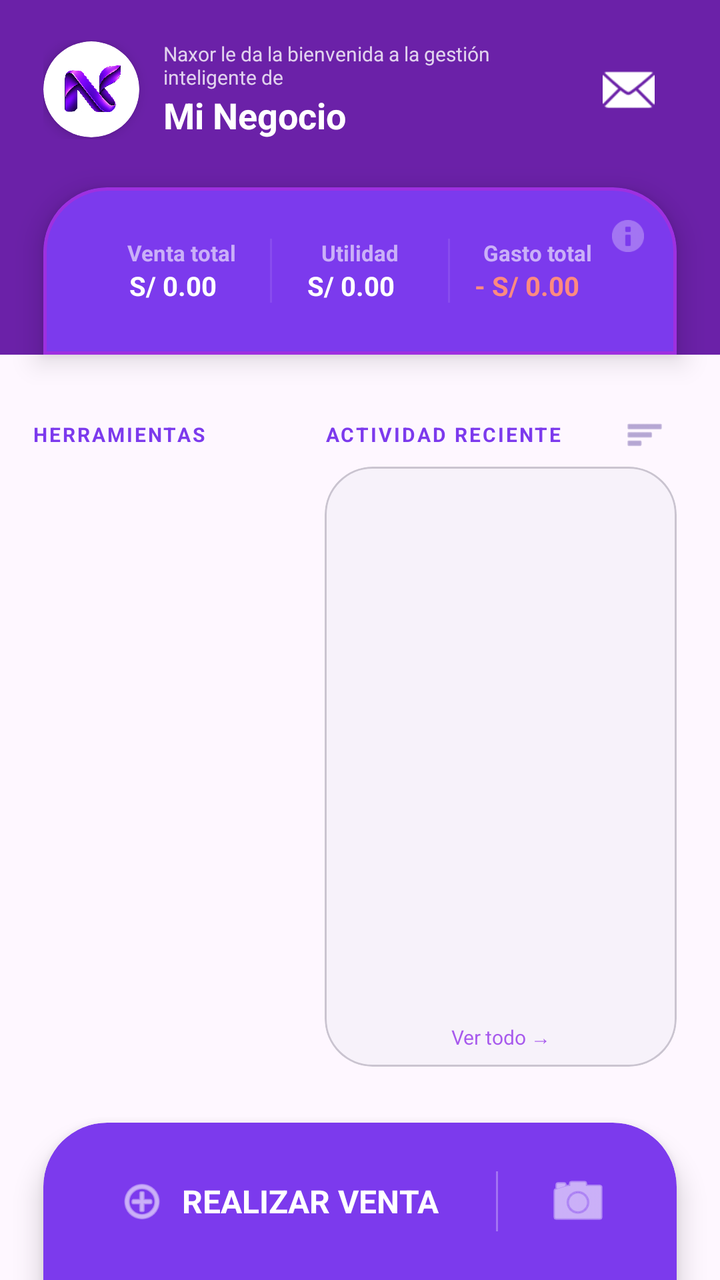
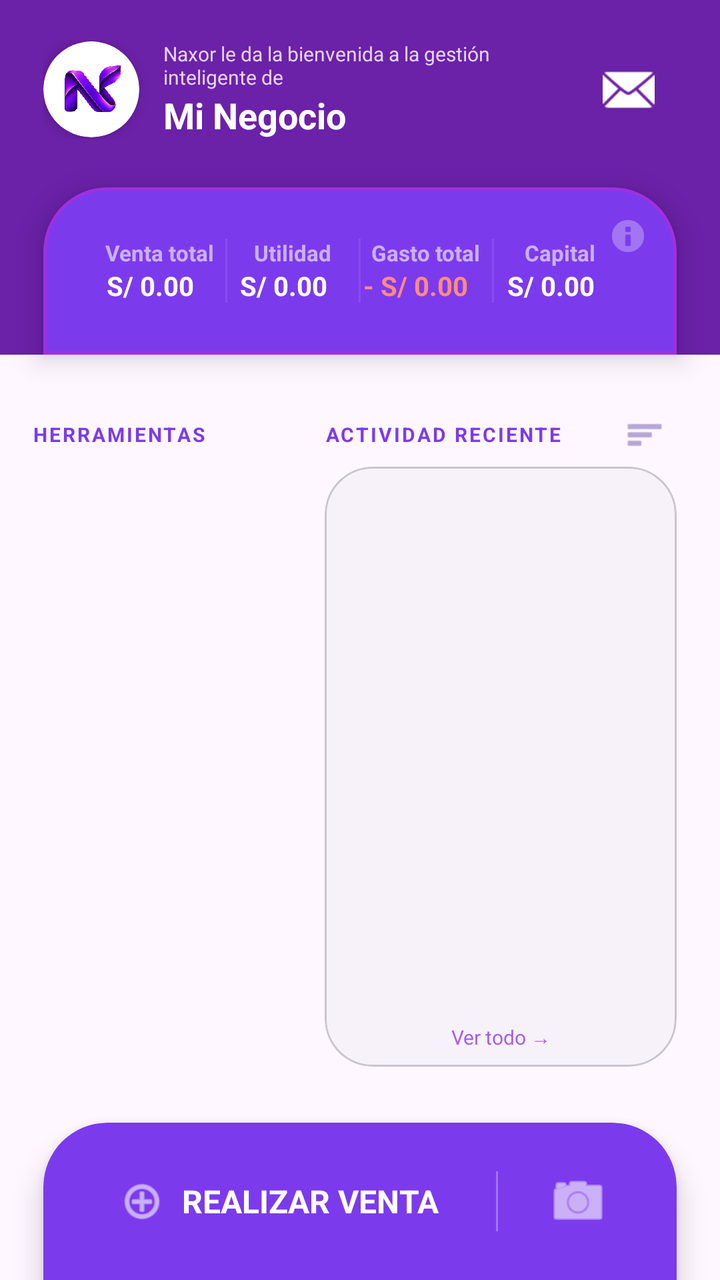

An Android layout rendered at two revisions. The XML below is the earlier revision; the diff shows what the commit changed to produce the second picture.
<!-- AndroidManifest.xml: application theme Theme.Naxor -->
<!-- res/layout/fragment_home.xml -->
<?xml version="1.0" encoding="utf-8"?>
<androidx.constraintlayout.widget.ConstraintLayout xmlns:android="http://schemas.android.com/apk/res/android"
    xmlns:app="http://schemas.android.com/apk/res-auto"
    android:layout_width="match_parent"
    android:layout_height="match_parent"
    android:background="?attr/colorSurface">

    <androidx.constraintlayout.widget.Guideline
        android:id="@+id/guidelineLeftRoot"
        android:layout_width="wrap_content"
        android:layout_height="wrap_content"
        android:orientation="vertical"
        app:layout_constraintGuide_percent="0.06" />

    <androidx.constraintlayout.widget.Guideline
        android:id="@+id/guidelineRightRoot"
        android:layout_width="wrap_content"
        android:layout_height="wrap_content"
        android:orientation="vertical"
        app:layout_constraintGuide_percent="0.94" />

    
    <androidx.core.widget.NestedScrollView
        android:id="@+id/scrollMainContent"
        android:layout_width="match_parent"
        android:layout_height="0dp"
        android:fillViewport="true"
        app:layout_constraintTop_toTopOf="parent"
        app:layout_constraintBottom_toTopOf="@id/layoutVentaActions">

        <androidx.constraintlayout.widget.ConstraintLayout
            android:id="@+id/layoutMainContent"
            android:layout_width="match_parent"
            android:layout_height="wrap_content">

            
            <View
                android:id="@+id/topHeaderBackground"
                android:layout_width="match_parent"
                android:layout_height="0dp"
                android:background="#6B21A8"
                app:layout_constraintBottom_toBottomOf="@id/cardDashboard"
                app:layout_constraintTop_toTopOf="parent" />

            
            <androidx.constraintlayout.widget.Guideline
                android:id="@+id/guidelineLeft"
                android:layout_width="wrap_content"
                android:layout_height="wrap_content"
                android:orientation="vertical"
                app:layout_constraintGuide_percent="0.06" />

            <androidx.constraintlayout.widget.Guideline
                android:id="@+id/guidelineRight"
                android:layout_width="wrap_content"
                android:layout_height="wrap_content"
                android:orientation="vertical"
                app:layout_constraintGuide_percent="0.94" />

            
            <LinearLayout
                android:id="@+id/headerTitle"
                android:layout_width="0dp"
                android:layout_height="wrap_content"
                android:layout_marginTop="20dp"
                android:orientation="horizontal"
                android:gravity="center_vertical"
                app:layout_constraintStart_toStartOf="@id/guidelineLeft"
                app:layout_constraintEnd_toEndOf="@id/guidelineRight"
                app:layout_constraintTop_toTopOf="parent">

                <com.google.android.material.card.MaterialCardView
                    android:id="@+id/cardLogoHome"
                    android:layout_width="48dp"
                    android:layout_height="48dp"
                    android:layout_marginEnd="12dp"
                    android:clickable="true"
                    android:focusable="true"
                    android:foreground="?attr/selectableItemBackground"
                    app:cardBackgroundColor="@color/white"
                    app:cardCornerRadius="24dp"
                    app:cardElevation="4dp"
                    app:strokeWidth="0dp">

                    <ImageView
                        android:id="@+id/ivLogoHome"
                        android:layout_width="match_parent"
                        android:layout_height="match_parent"
                        android:padding="8dp"
                        android:scaleType="fitCenter"
                        android:src="@drawable/logo_naxor_icon" />
                </com.google.android.material.card.MaterialCardView>

                <LinearLayout
                    android:layout_width="0dp"
                    android:layout_height="wrap_content"
                    android:layout_weight="1"
                    android:orientation="vertical">

                    <TextView
                        android:layout_width="match_parent"
                        android:layout_height="wrap_content"
                        android:text="Naxor le da la bienvenida a la gestión inteligente de"
                        android:textSize="10sp"
                        android:textColor="@color/white"
                        android:alpha="0.8"
                        android:maxLines="2" />

                    <TextView
                        android:id="@+id/tvMainBusinessName"
                        android:layout_width="match_parent"
                        android:layout_height="wrap_content"
                        android:text="Mi Negocio"
                        android:textSize="18sp"
                        android:textStyle="bold"
                        app:autoSizeTextType="uniform"
                        app:autoSizeMinTextSize="14sp"
                        app:autoSizeMaxTextSize="18sp"
                        android:maxLines="1"
                        android:textColor="@color/white" />
                </LinearLayout>

                <FrameLayout
                    android:id="@+id/btnMailboxHome"
                    android:layout_width="48dp"
                    android:layout_height="48dp"
                    android:layout_marginStart="8dp"
                    android:clickable="true"
                    android:focusable="true"
                    android:background="?attr/selectableItemBackgroundBorderless">

                    <ImageView
                        android:layout_width="26dp"
                        android:layout_height="26dp"
                        android:layout_gravity="center"
                        android:src="@android:drawable/ic_dialog_email"
                        app:tint="@color/white" />

                    <View
                        android:id="@+id/viewMailboxBadge"
                        android:layout_width="10dp"
                        android:layout_height="10dp"
                        android:layout_gravity="top|end"
                        android:layout_marginTop="10dp"
                        android:layout_marginEnd="8dp"
                        android:background="@drawable/badge_dot"
                        android:visibility="gone" />
                </FrameLayout>
            </LinearLayout>

            
            <com.google.android.material.card.MaterialCardView
                android:id="@+id/cardDashboard"
                android:layout_width="0dp"
                android:layout_height="wrap_content"
                android:layout_marginTop="24dp"
                app:cardBackgroundColor="@color/purple_600"
                app:cardElevation="8dp"
                app:shapeAppearance="@style/ShapeAppearance.App.Card.TopRounded"
                app:strokeWidth="1.5dp"
                app:strokeColor="#80C026D3"
                app:layout_constraintStart_toStartOf="@id/guidelineLeft"
                app:layout_constraintEnd_toEndOf="@id/guidelineRight"
                app:layout_constraintTop_toBottomOf="@id/headerTitle">

                <FrameLayout
                    android:layout_width="match_parent"
                    android:layout_height="wrap_content">

                    <LinearLayout
                        android:layout_width="match_parent"
                        android:layout_height="65dp"
                        android:baselineAligned="false"
                        android:orientation="horizontal"
                        android:padding="16dp">

                        
                        <LinearLayout
                            android:layout_width="0dp"
                            android:layout_height="wrap_content"
                            android:layout_weight="1"
                            android:gravity="center"
                            android:orientation="vertical">

                            <TextView
                                android:layout_width="wrap_content"
                                android:layout_height="wrap_content"
                                android:alpha="0.6"
                                android:text="Venta total"
                                android:textColor="@color/white"
                                android:textSize="11sp"
                                android:textStyle="bold" />

                            <TextView
                                android:id="@+id/tvVentasHoyMain"
                                android:layout_width="wrap_content"
                                android:layout_height="wrap_content"
                                android:maxLines="1"
                                android:text="S/ 0.00"
                                android:textColor="@color/white"
                                android:textSize="16sp"
                                android:textStyle="bold"
                                app:autoSizeMaxTextSize="16sp"
                                app:autoSizeMinTextSize="10sp"
                                app:autoSizeTextType="uniform" />
                        </LinearLayout>

                        <View
                            android:layout_width="1dp"
                            android:layout_height="32dp"
                            android:layout_gravity="center_vertical"
                            android:alpha="0.1"
                            android:background="@color/white" />

                        
                        <LinearLayout
                            android:layout_width="0dp"
                            android:layout_height="wrap_content"
                            android:layout_weight="1"
                            android:gravity="center"
                            android:orientation="vertical">

                            <TextView
                                android:layout_width="wrap_content"
                                android:layout_height="wrap_content"
                                android:alpha="0.6"
                                android:text="Utilidad"
                                android:textColor="@color/white"
                                android:textSize="11sp"
                                android:textStyle="bold" />

                            <TextView
                                android:id="@+id/tvUtilidadHoyMain"
                                android:layout_width="wrap_content"
                                android:layout_height="wrap_content"
                                android:maxLines="1"
                                android:text="S/ 0.00"
                                android:textColor="@color/white"
                                android:textSize="16sp"
                                android:textStyle="bold"
                                app:autoSizeMaxTextSize="16sp"
                                app:autoSizeMinTextSize="10sp"
                                app:autoSizeTextType="uniform" />
                        </LinearLayout>

                        <View
                            android:layout_width="1dp"
                            android:layout_height="32dp"
                            android:layout_gravity="center_vertical"
                            android:alpha="0.1"
                            android:background="@color/white" />

                        
                        <LinearLayout
                            android:layout_width="0dp"
                            android:layout_height="wrap_content"
                            android:layout_weight="1"
                            android:gravity="center"
                            android:orientation="vertical">

                            <TextView
                                android:layout_width="wrap_content"
                                android:layout_height="wrap_content"
                                android:alpha="0.6"
                                android:text="Gasto total"
                                android:textColor="@color/white"
                                android:textSize="11sp"
                                android:textStyle="bold" />

                            <TextView
                                android:id="@+id/tvGastosHoyMain"
                                android:layout_width="wrap_content"
                                android:layout_height="wrap_content"
                                android:maxLines="1"
                                android:text="- S/ 0.00"
                                android:textColor="#FF8A80"
                                android:textSize="16sp"
                                android:textStyle="bold"
                                app:autoSizeMaxTextSize="16sp"
                                app:autoSizeMinTextSize="10sp"
                                app:autoSizeTextType="uniform" />
                        </LinearLayout>
                    </LinearLayout>

                    <ImageButton
                        android:id="@+id/btnInfoDashboard"
                        android:layout_width="24dp"
                        android:layout_height="24dp"
                        android:layout_gravity="top|end"
                        android:layout_marginTop="3dp"
                        android:layout_marginEnd="3dp"
                        android:background="?attr/selectableItemBackgroundBorderless"
                        android:src="@android:drawable/ic_dialog_info"
                        android:scaleType="fitCenter"
                        android:padding="4dp"
                        app:tint="@color/white"
                        android:alpha="0.3" />
                </FrameLayout>
            </com.google.android.material.card.MaterialCardView>

            

            
            <androidx.constraintlayout.widget.ConstraintLayout
                android:id="@+id/layoutMainBody"
                android:layout_width="0dp"
                android:layout_height="wrap_content"
                android:layout_marginTop="24dp"
                app:layout_constraintEnd_toEndOf="@id/guidelineRight"
                app:layout_constraintStart_toStartOf="parent"
                app:layout_constraintTop_toBottomOf="@id/cardDashboard">

                
                <LinearLayout
                    android:id="@+id/headerTools"
                    android:layout_width="0dp"
                    android:layout_height="32dp"
                    android:layout_marginBottom="8dp"
                    android:gravity="center_vertical"
                    android:orientation="horizontal"
                    app:layout_constraintEnd_toStartOf="@+id/headerActivity"
                    app:layout_constraintHorizontal_weight="1.2"
                    app:layout_constraintStart_toStartOf="parent"
                    app:layout_constraintTop_toTopOf="parent">

                    <TextView
                        android:layout_width="wrap_content"
                        android:layout_height="wrap_content"
                        android:layout_marginStart="16dp"
                        android:letterSpacing="0.1"
                        android:text="HERRAMIENTAS"
                        android:textColor="@color/purple_600"
                        android:textSize="10sp"
                        android:textStyle="bold" />
                </LinearLayout>

                <LinearLayout
                    android:id="@+id/containerQuickActionsWrapper"
                    android:layout_width="0dp"
                    android:layout_height="0dp"
                    android:gravity="center"
                    android:orientation="vertical"
                    android:layout_marginEnd="16dp"
                    app:layout_constraintBottom_toBottomOf="@+id/cardActivityPreview"
                    app:layout_constraintEnd_toEndOf="@+id/headerTools"
                    app:layout_constraintStart_toStartOf="parent"
                    app:layout_constraintTop_toBottomOf="@+id/headerTools">

                    <androidx.recyclerview.widget.RecyclerView
                        android:id="@+id/containerQuickActions"
                        android:layout_width="match_parent"
                        android:layout_height="wrap_content"
                        android:overScrollMode="never" />
                </LinearLayout>

                
                <LinearLayout
                    android:id="@+id/headerActivity"
                    android:layout_width="0dp"
                    android:layout_height="32dp"
                    android:layout_marginBottom="8dp"
                    android:gravity="center_vertical"
                    android:orientation="horizontal"
                    app:layout_constraintEnd_toEndOf="parent"
                    app:layout_constraintHorizontal_weight="1.3"
                    app:layout_constraintStart_toEndOf="@+id/headerTools"
                    app:layout_constraintTop_toTopOf="parent">

                    <TextView
                        android:layout_width="0dp"
                        android:layout_height="wrap_content"
                        android:layout_weight="1"
                        android:letterSpacing="0.1"
                        android:text="ACTIVIDAD RECIENTE"
                        android:textColor="@color/purple_600"
                        android:textSize="10sp"
                        android:textStyle="bold" />

                    <ImageButton
                        android:id="@+id/btnFilterActivityMain"
                        android:layout_width="32dp"
                        android:layout_height="32dp"
                        android:alpha="0.8"
                        android:background="?attr/selectableItemBackgroundBorderless"
                        android:contentDescription="Filtrar actividad"
                        android:padding="6dp"
                        android:scaleType="fitCenter"
                        android:src="@android:drawable/ic_menu_sort_by_size"
                        app:tint="?attr/colorPrimary" />
                </LinearLayout>

                <com.google.android.material.card.MaterialCardView
                    android:id="@+id/cardActivityPreview"
                    android:layout_width="0dp"
                    android:layout_height="300dp"
                    android:clickable="true"
                    android:focusable="true"
                    app:cardBackgroundColor="?attr/colorSurfaceContainerLow"
                    app:cardCornerRadius="24dp"
                    app:cardElevation="0dp"
                    app:layout_constraintEnd_toEndOf="parent"
                    app:layout_constraintStart_toStartOf="@+id/headerActivity"
                    app:layout_constraintTop_toBottomOf="@id/headerActivity"
                    app:strokeColor="?attr/colorOutlineVariant"
                    app:strokeWidth="1dp">

                    <LinearLayout
                        android:layout_width="match_parent"
                        android:layout_height="match_parent"
                        android:orientation="vertical"
                        android:padding="8dp">

                        <androidx.recyclerview.widget.RecyclerView
                            android:id="@+id/rvRecentActivity"
                            android:layout_width="match_parent"
                            android:layout_height="0dp"
                            android:layout_weight="1"
                            android:overScrollMode="never" />

                        <TextView
                            android:id="@+id/tvEmptyRecentActivity"
                            android:layout_width="match_parent"
                            android:layout_height="wrap_content"
                            android:layout_marginTop="20dp"
                            android:gravity="center"
                            android:text="Sin actividad"
                            android:textSize="12sp"
                            android:alpha="0.5"
                            android:visibility="gone" />

                        <TextView
                            android:id="@+id/btnViewAllActivity"
                            android:layout_width="match_parent"
                            android:layout_height="wrap_content"
                            android:layout_marginTop="4dp"
                            android:alpha="0.8"
                            android:gravity="center"
                            android:text="Ver todo →"
                            android:textColor="@color/vibrant_purple"
                            android:textSize="10sp" />
                    </LinearLayout>
                </com.google.android.material.card.MaterialCardView>

            </androidx.constraintlayout.widget.ConstraintLayout>

            <View
                android:layout_width="match_parent"
                android:layout_height="20dp"
                app:layout_constraintStart_toStartOf="parent"
                app:layout_constraintTop_toBottomOf="@id/layoutMainBody" />

        </androidx.constraintlayout.widget.ConstraintLayout>
    </androidx.core.widget.NestedScrollView>

    <com.google.android.material.card.MaterialCardView
        android:id="@+id/layoutVentaActions"
        android:layout_width="0dp"
        android:layout_height="wrap_content"
        app:cardBackgroundColor="@color/purple_600"
        app:cardElevation="8dp"
        app:shapeAppearance="@style/ShapeAppearance.App.Card.TopRounded"
        app:strokeWidth="0dp"
        app:layout_constraintBottom_toBottomOf="parent"
        app:layout_constraintStart_toStartOf="@id/guidelineLeftRoot"
        app:layout_constraintEnd_toEndOf="@id/guidelineRightRoot">

        <LinearLayout
            android:layout_width="match_parent"
            android:layout_height="60dp"
            android:orientation="horizontal"
            android:gravity="center_vertical">

            
            <LinearLayout
                android:id="@+id/btnIrVentas"
                android:layout_width="0dp"
                android:layout_height="match_parent"
                android:layout_weight="1"
                android:orientation="horizontal"
                android:gravity="center"
                android:clickable="true"
                android:focusable="true"
                android:background="?attr/selectableItemBackground">

                <ImageView
                    android:layout_width="24dp"
                    android:layout_height="24dp"
                    android:src="@android:drawable/ic_menu_add"
                    app:tint="@android:color/white"
                    android:layout_marginEnd="8dp" />

                <TextView
                    android:id="@+id/tvRealizarVentaText"
                    android:layout_width="wrap_content"
                    android:layout_height="wrap_content"
                    android:text="REALIZAR VENTA"
                    android:textColor="@android:color/white"
                    android:textSize="16sp"
                    android:textStyle="bold" />
            </LinearLayout>

            <View
                android:layout_width="1dp"
                android:layout_height="30dp"
                android:background="@android:color/white"
                android:alpha="0.3" />

            
            <FrameLayout
                android:id="@+id/btnScanVenta"
                android:layout_width="80dp"
                android:layout_height="match_parent"
                android:clickable="true"
                android:focusable="true"
                android:background="?attr/selectableItemBackground">

                <ImageView
                    android:layout_width="32dp"
                    android:layout_height="32dp"
                    android:layout_gravity="center"
                    android:src="@android:drawable/ic_menu_camera"
                    app:tint="@android:color/white" />
            </FrameLayout>

        </LinearLayout>
    </com.google.android.material.card.MaterialCardView>

</androidx.constraintlayout.widget.ConstraintLayout>
<!-- resources referenced by this layout -->
<resources>
  <color name="purple_600">#7C3AED</color>
  <color name="vibrant_purple">#9333EA</color>
  <color name="white">#FFFFFFFF</color>
  <!-- drawable badge_dot (drawable) -->
  <?xml version="1.0" encoding="utf-8"?>
  <shape xmlns:android="http://schemas.android.com/apk/res/android"
      android:shape="oval">
      <solid android:color="#FF5252" />
  </shape>
  <!-- drawable logo_naxor_icon: webp bitmap (drawable, 630146 bytes) -->
  <style name="ShapeAppearance.App.Card.TopRounded" parent="ShapeAppearance.Material3.MediumComponent">
          <item name="cornerFamily">rounded</item>
          <item name="cornerSizeTopLeft">32dp</item>
          <item name="cornerSizeTopRight">32dp</item>
          <item name="cornerSizeBottomLeft">0dp</item>
          <item name="cornerSizeBottomRight">0dp</item>
      </style>
  <style name="Theme.Naxor" parent="Base.Theme.Naxor" />
  <style name="Base.Theme.Naxor" parent="Theme.Material3.DayNight.NoActionBar">
          
          
      </style>
</resources>

<!-- the commit's change to res/layout/fragment_home.xml (unified diff, before → after) -->
@@ -274,6 +274,44 @@
                                 android:maxLines="1"
                                 android:text="- S/ 0.00"
                                 android:textColor="#FF8A80"
+                                android:textSize="16sp"
+                                android:textStyle="bold"
+                                app:autoSizeMaxTextSize="16sp"
+                                app:autoSizeMinTextSize="10sp"
+                                app:autoSizeTextType="uniform" />
+                        </LinearLayout>
+
+                        <View
+                            android:layout_width="1dp"
+                            android:layout_height="32dp"
+                            android:layout_gravity="center_vertical"
+                            android:alpha="0.1"
+                            android:background="@color/white" />
+
+                        
+                        <LinearLayout
+                            android:layout_width="0dp"
+                            android:layout_height="wrap_content"
+                            android:layout_weight="1"
+                            android:gravity="center"
+                            android:orientation="vertical">
+
+                            <TextView
+                                android:layout_width="wrap_content"
+                                android:layout_height="wrap_content"
+                                android:alpha="0.6"
+                                android:text="Capital"
+                                android:textColor="@color/white"
+                                android:textSize="11sp"
+                                android:textStyle="bold" />
+
+                            <TextView
+                                android:id="@+id/tvCapitalMain"
+                                android:layout_width="wrap_content"
+                                android:layout_height="wrap_content"
+                                android:maxLines="1"
+                                android:text="S/ 0.00"
+                                android:textColor="@color/white"
                                 android:textSize="16sp"
                                 android:textStyle="bold"
                                 app:autoSizeMaxTextSize="16sp"
